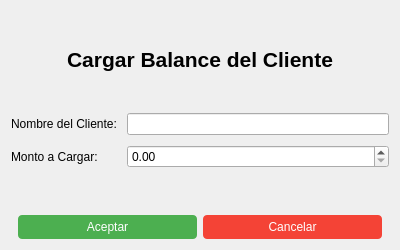
Old version of the form balancehandlerdialog.ui in the repository ffpp2003/SAPEIClient.
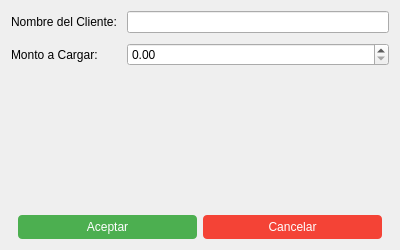
New version of the form.

```diff
--- a/balancehandlerdialog.ui
+++ b/balancehandlerdialog.ui
@@ -14,23 +14,6 @@
    <string>Cargar Balance del Cliente</string>
   </property>
   <layout class="QVBoxLayout" name="verticalLayout">
-   <item>
-    <widget class="QLabel" name="titleLabel">
-     <property name="text">
-      <string>Cargar Balance del Cliente</string>
-     </property>
-     <property name="alignment">
-      <set>Qt::AlignCenter</set>
-     </property>
-     <property name="font">
-      <font>
-       <pointsize>16</pointsize>
-       <weight>75</weight>
-       <bold>true</bold>
-      </font>
-     </property>
-    </widget>
-   </item>
    <item>
     <layout class="QFormLayout" name="formLayout">
      <property name="spacing">
```
